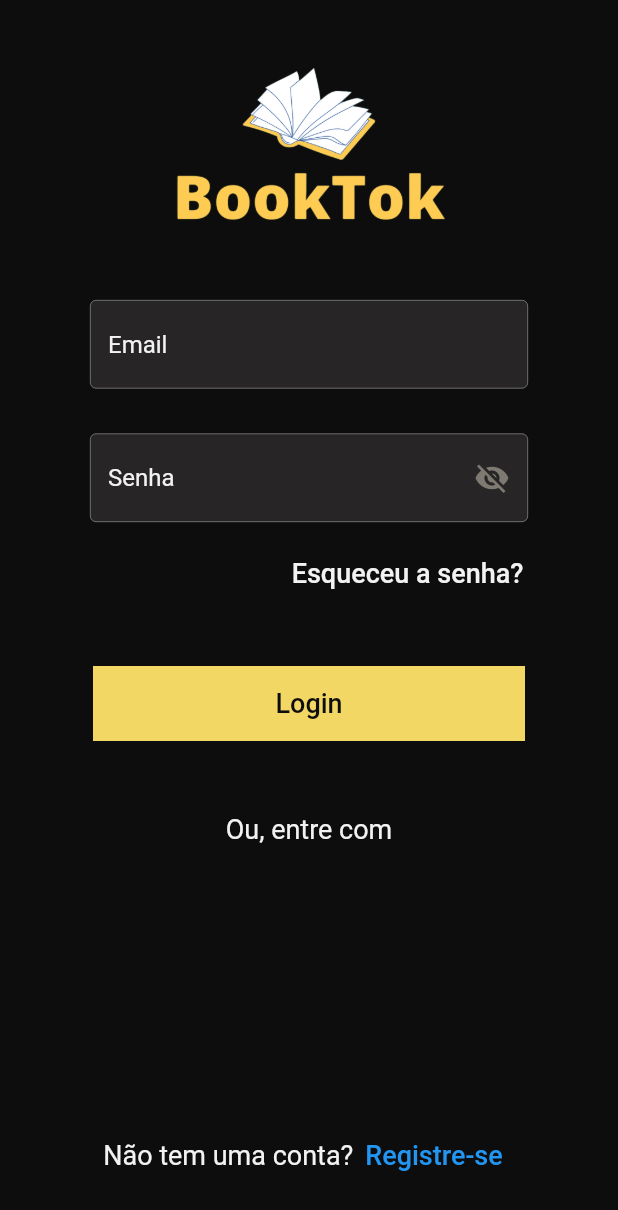
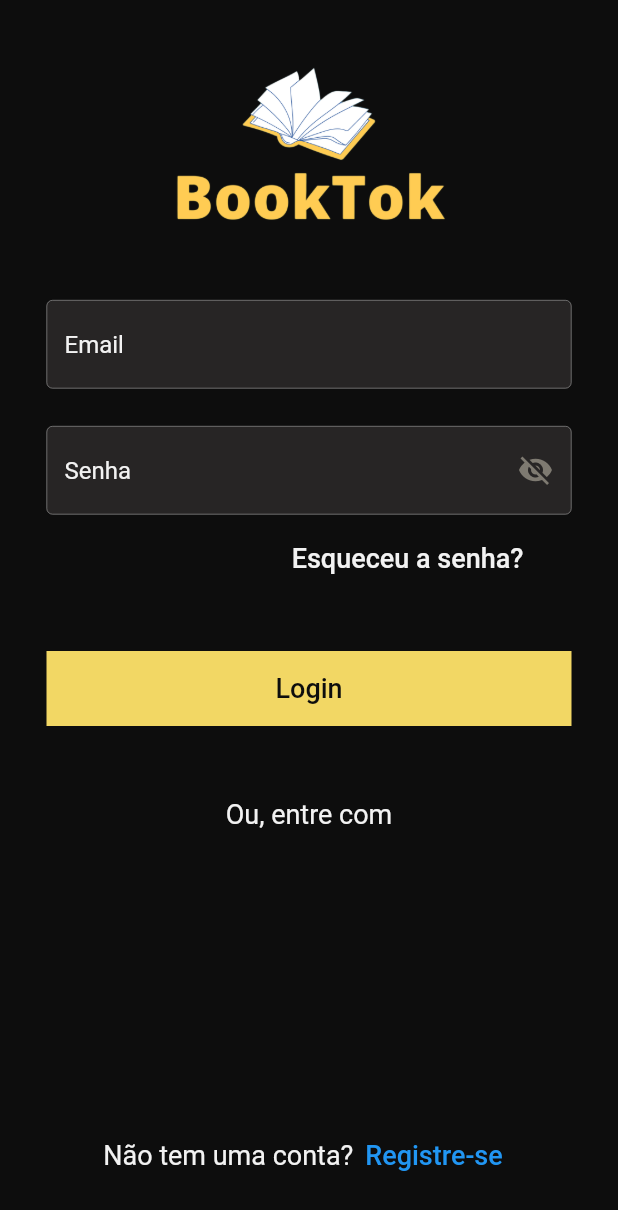
Before and after one commit to celestinhodev/projeto_integrador, a Flutter app: the screen it shows after launch, on a phone screen of 412 x 824 dp. Shown: the top 1210 px of the screen. Run offline on Flutter 3.47's test engine with Material 2 defaults, Android fonts, the phone set to English and light mode, and no system bars; our stand-ins replace appwrite, carousel_slider, image_picker; missing offline and left inert: dart:html.

Commit message:
Modularização do botão de login e polimento da pagina inteira em geral

```diff
--- a/pi/lib/components/register_template.dart
+++ b/pi/lib/components/register_template.dart
@@ -17,9 +17,10 @@ class _registerTemplateState extends State<registerTemplate> {
 
   @override
   Widget build(BuildContext context) {
-    return Column(children: [
-      Padding(
-        padding: const EdgeInsets.fromLTRB(60, 0, 60, 5),
+    return Container(
+      constraints: BoxConstraints(
+        maxWidth: 350,
+      ),
       child: widget.isPassword == false
           ? TextField(
               decoration: InputDecoration(
@@ -78,7 +79,6 @@ class _registerTemplateState extends State<registerTemplate> {
                 ),
               ),
             ),
-      )
-    ]);
+    );
   }
 }
--- /dev/null
+++ b/pi/lib/components/submitt_button.dart
@@ -0,0 +1,42 @@
+import 'package:flutter/material.dart';
+import '../constantes/cores.dart';
+
+class SubmittButton extends StatefulWidget {
+  String buttonText;
+  Function()? onPressed;
+
+  SubmittButton({super.key, required this.buttonText, required this.onPressed});
+
+  @override
+  State<SubmittButton> createState() => _SubmittButtonState();
+}
+
+class _SubmittButtonState extends State<SubmittButton> {
+  @override
+  Widget build(BuildContext context) {
+    return TextButton(
+      onPressed: widget.onPressed,
+      child: Container(
+        width: double.infinity,
+        height: 50,
+
+        constraints: BoxConstraints(
+          maxWidth: 350,
+        ),
+
+        color: paletteYellow2, // Cor de fundo do botão
+        padding: const EdgeInsets.symmetric(
+            horizontal: 50), // Ajuste o padding conforme necessário
+        child: Center(
+          child: Text(
+            widget.buttonText,
+            style: TextStyle(
+              fontSize: 18,
+              color: paletteBlack, // Cor do texto
+            ),
+          ),
+        ),
+      ),
+    );
+  }
+}
--- a/pi/lib/pages/login.dart
+++ b/pi/lib/pages/login.dart
@@ -1,5 +1,6 @@
 import 'package:flutter/material.dart';
 import 'package:pi/components/register_template.dart';
+import 'package:pi/components/submitt_button.dart';
 import 'package:pi/constantes/cores.dart';
 import 'package:pi/pages/Home.dart';
 
@@ -55,28 +56,11 @@ class _LoginState extends State<Login> {
             const SizedBox(height: 15),
 
             ///////////////Botão login////////////////
-            Padding(
-              padding: const EdgeInsets.fromLTRB(54, 0, 54, 0),
-              child: TextButton(
-                onPressed: () {},
-                child: Container(
-                  width: double.infinity,
-                  height: 50,
-                  color: paletteYellow2, // Cor de fundo do botão
-                  padding: const EdgeInsets.symmetric(
-                      horizontal: 50), // Ajuste o padding conforme necessário
-                  child: const Center(
-                    child: Text(
-                      'Login',
-                      style: TextStyle(
-                        fontSize: 18,
-                        color: paletteBlack, // Cor do texto
-                      ),
-                    ),
-                  ),
-                ),
-              ),
+            SubmittButton(
+              buttonText: 'Login',
+              onPressed: () {},
             ),
+
             const SizedBox(height: 40),
             const Text(
               'Ou, entre com',
```
Lines whose indentation alone changed are shown as unchanged.
